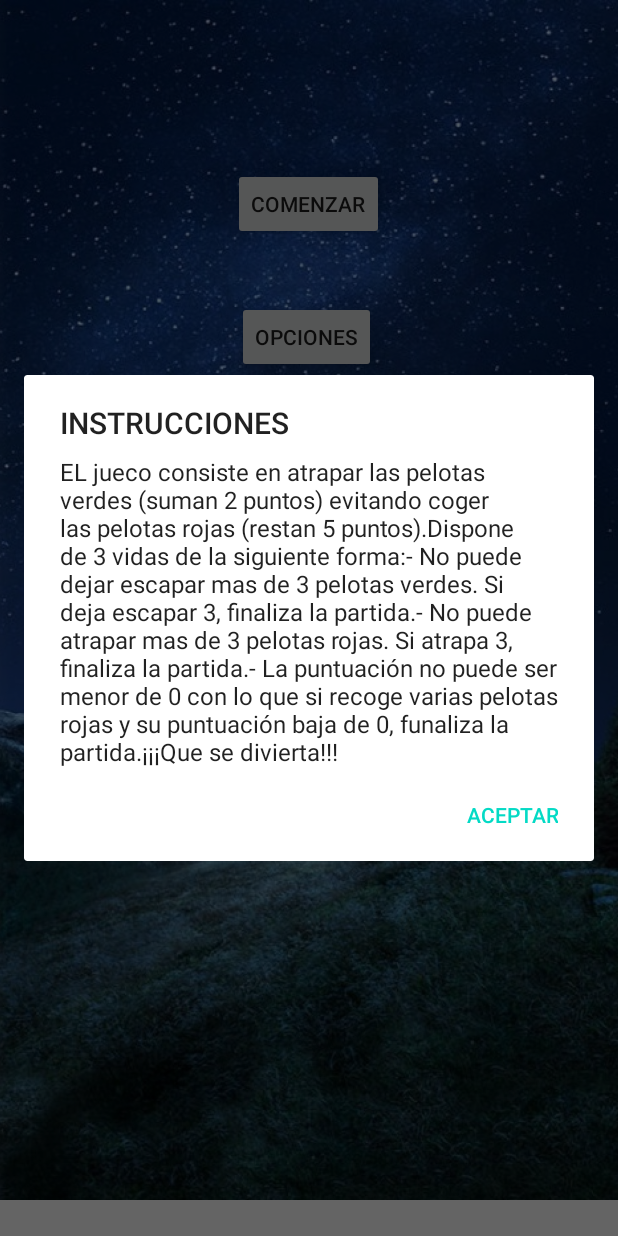
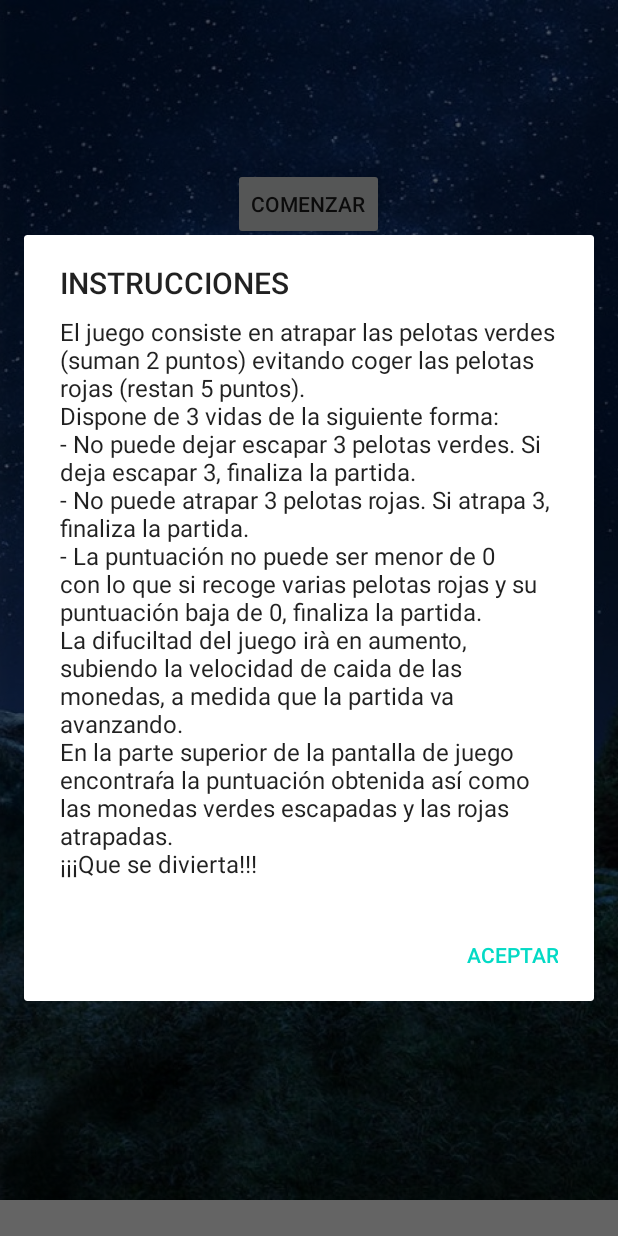
Before and after one commit to aarenzanac/Game2, an Android app: the screen it shows after launch (MainActivity), after a tap on "INSTRUCCIONES", on a phone screen of 412 x 824 dp. Run offline under Robolectric (Android 15) with nearby library versions, the phone set to English and light mode, and no system bars.

Commit message:
Logica terminada

```diff
--- a/app/src/main/java/com/example/game2/MainActivity.java
+++ b/app/src/main/java/com/example/game2/MainActivity.java
@@ -58,12 +58,14 @@ public class MainActivity extends AppCompatActivity {
 
                 AlertDialog.Builder builder = new AlertDialog.Builder(v.getContext());
                 builder.setTitle("INSTRUCCIONES");
-                builder.setMessage("EL jueco consiste en atrapar las pelotas verdes (suman 2 puntos) evitando coger las pelotas rojas (restan 5 puntos)." +
-                        "Dispone de 3 vidas de la siguiente forma:" +
-                        "- No puede dejar escapar mas de 3 pelotas verdes. Si deja escapar 3, finaliza la partida." +
-                        "- No puede atrapar mas de 3 pelotas rojas. Si atrapa 3, finaliza la partida." +
-                        "- La puntuación no puede ser menor de 0 con lo que si recoge varias pelotas rojas y su puntuación baja de 0, funaliza la partida." +
-                        "¡¡¡Que se divierta!!!");
+                builder.setMessage("El juego consiste en atrapar las pelotas verdes (suman 2 puntos) evitando coger las pelotas rojas (restan 5 puntos).\n" +
+                        "Dispone de 3 vidas de la siguiente forma:\n" +
+                        "- No puede dejar escapar 3 pelotas verdes. Si deja escapar 3, finaliza la partida.\n" +
+                        "- No puede atrapar 3 pelotas rojas. Si atrapa 3, finaliza la partida.\n" +
+                        "- La puntuación no puede ser menor de 0 con lo que si recoge varias pelotas rojas y su puntuación baja de 0, finaliza la partida.\n" +
+                        "La difuciltad del juego irà en aumento, subiendo la velocidad de caida de las monedas, a medida que la partida va avanzando. \n" +
+                        "En la parte superior de la pantalla de juego encontraŕa la puntuación obtenida así como las monedas verdes escapadas y las rojas atrapadas.\n" +
+                        "¡¡¡Que se divierta!!!\n");
                 builder.setPositiveButton("Aceptar", null);
 
                 AlertDialog dialog = builder.create();
--- a/app/src/main/res/values/strings.xml
+++ b/app/src/main/res/values/strings.xml
@@ -1,5 +1,5 @@
 <resources>
-    <string name="app_name">Game2</string>
+    <string name="app_name">Lluvia de aspirinas</string>
     <string name="empezar">Comenzar</string>
     <string name="fondoinicio">fondoInicio</string>
     <string name="opciones">Opciones</string>
```
